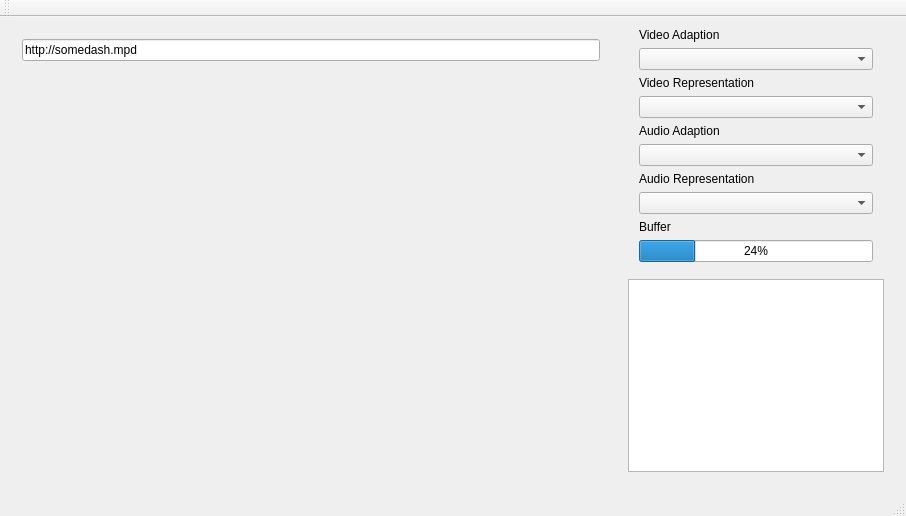
First picture: the form in libdash/qtsampleplayer/qtsampleplayer.ui, repository bitmovin/libdash, before the edit.
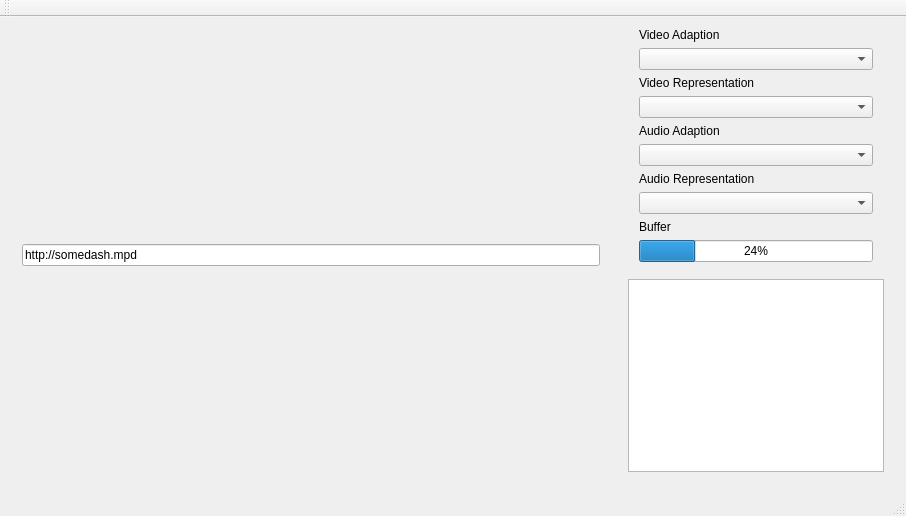
Second picture: the form after the edit.

What changed in the file:
```diff
--- a/libdash/qtsampleplayer/qtsampleplayer.ui
+++ b/libdash/qtsampleplayer/qtsampleplayer.ui
@@ -38,7 +38,7 @@
         </widget>
        </item>
        <item>
-        <widget class="QWidget" name="widget_2" native="true"/>
+        <layout class="QVBoxLayout" name="videoLayout"/>
        </item>
       </layout>
      </widget>
```
